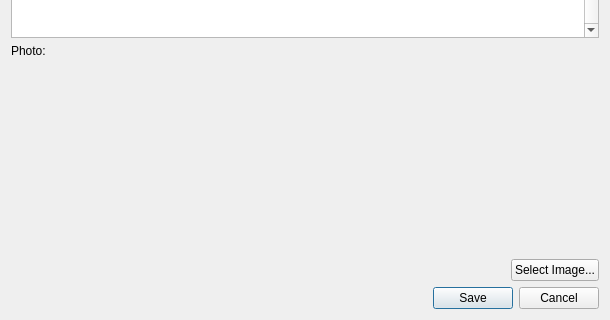
Qt form ground/openpilotgcs/src/plugins/setupwizard/vehicletemplateexportdialog.ui (openpilot/OpenPilot) before a commit; both pictures show x 0 to 610 and y 380 to 700 of the 610 by 700 pixel window.
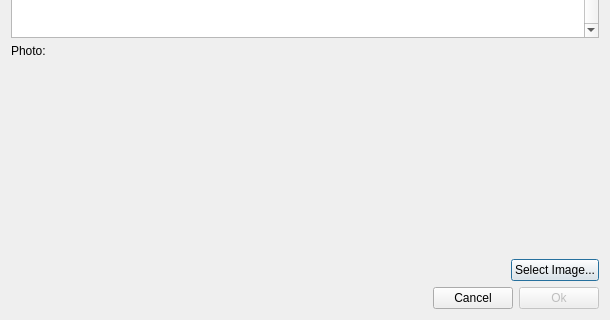
The same form after that commit.

Patch:
```diff
--- a/ground/openpilotgcs/src/plugins/setupwizard/vehicletemplateexportdialog.ui
+++ b/ground/openpilotgcs/src/plugins/setupwizard/vehicletemplateexportdialog.ui
@@ -413,14 +413,58 @@
      </layout>
     </widget>
    </item>
-   <item alignment="Qt::AlignBottom">
-    <widget class="QDialogButtonBox" name="buttonBox">
-     <property name="orientation">
-      <enum>Qt::Horizontal</enum>
+   <item>
+    <widget class="QFrame" name="frame_5">
+     <property name="frameShape">
+      <enum>QFrame::NoFrame</enum>
      </property>
-     <property name="standardButtons">
-      <set>QDialogButtonBox::Cancel|QDialogButtonBox::Save</set>
+     <property name="frameShadow">
+      <enum>QFrame::Raised</enum>
      </property>
+     <layout class="QHBoxLayout" name="horizontalLayout">
+      <property name="leftMargin">
+       <number>0</number>
+      </property>
+      <property name="topMargin">
+       <number>0</number>
+      </property>
+      <property name="rightMargin">
+       <number>0</number>
+      </property>
+      <property name="bottomMargin">
+       <number>0</number>
+      </property>
+      <item>
+       <spacer name="horizontalSpacer">
+        <property name="orientation">
+         <enum>Qt::Horizontal</enum>
+        </property>
+        <property name="sizeHint" stdset="0">
+         <size>
+          <width>40</width>
+          <height>20</height>
+         </size>
+        </property>
+       </spacer>
+      </item>
+      <item>
+       <widget class="QPushButton" name="cancelBtn">
+        <property name="text">
+         <string>Cancel</string>
+        </property>
+       </widget>
+      </item>
+      <item>
+       <widget class="QPushButton" name="acceptBtn">
+        <property name="enabled">
+         <bool>false</bool>
+        </property>
+        <property name="text">
+         <string>Ok</string>
+        </property>
+       </widget>
+      </item>
+     </layout>
     </widget>
    </item>
   </layout>
```
Left out of the diff: 28 changed lines with no effect on the pictures.
